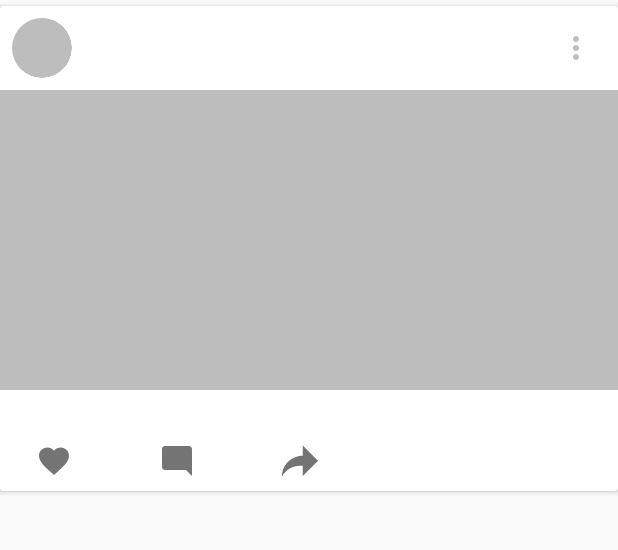
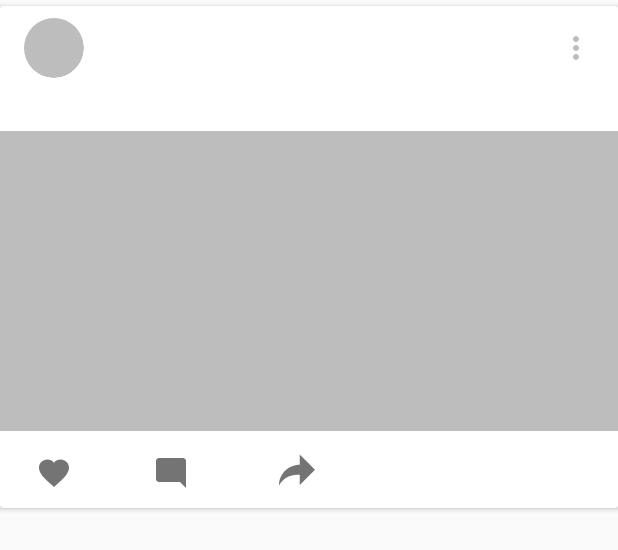
Before and after one commit to mr-variant/EnglishGrow, an Android app: the layout item_list_blog.xml on its own in the app's theme, with its tools: preview values and no code run, on a phone screen of 412 x 824 dp. Shown: the top 550 px of the screen. Run offline under Robolectric (Android 15) with nearby library versions, the phone set to English and light mode, and no system bars.

Commit message:
Change name color. change buttons size

```diff
--- a/app/src/main/java/aksenchyk/englishgrow/NewPostActivity.java
+++ b/app/src/main/java/aksenchyk/englishgrow/NewPostActivity.java
@@ -188,7 +188,6 @@ public class NewPostActivity extends AppCompatActivity {
 
                                         firebaseFirestore.collection("Posts").add(postMap).addOnCompleteListener(new OnCompleteListener<DocumentReference>() {
                                             @Override
-
                                             public void onComplete(@NonNull Task<DocumentReference> task) {
                                                 if(task.isSuccessful()){
 
@@ -202,11 +201,8 @@ public class NewPostActivity extends AppCompatActivity {
                                                 }
 
                                                 progressBarAddNewPost.setVisibility(View.INVISIBLE);
-
                                             }
-
                                         });
-
                                     }
 
                                 }).addOnFailureListener(new OnFailureListener() {
--- a/app/src/main/java/aksenchyk/englishgrow/adapters/BlogRecyclerAdapter.java
+++ b/app/src/main/java/aksenchyk/englishgrow/adapters/BlogRecyclerAdapter.java
@@ -62,7 +62,7 @@ import de.hdodenhof.circleimageview.CircleImageView;
 
 import static java.util.concurrent.TimeUnit.DAYS;
 
-public class BlogRecyclerAdapter extends RecyclerView.Adapter<BlogRecyclerAdapter.ViewHolder> {
+public class BlogRecyclerAdapter extends RecyclerView.Adapter<BlogRecyclerAdapter.ViewHolder>  {
 
     private List<BlogPost> blogList;
     private List<User> userList;
--- a/app/src/main/java/aksenchyk/englishgrow/models/BlogPost.java
+++ b/app/src/main/java/aksenchyk/englishgrow/models/BlogPost.java
@@ -58,7 +58,7 @@ public class BlogPost extends BlogPostID {
         this.image_thumb = image_thumb;
     }
 
-
+    @ServerTimestamp
     public Date getTimestamp() {
         return timestamp;
     }
--- a/app/src/main/java/aksenchyk/englishgrow/models/Comment.java
+++ b/app/src/main/java/aksenchyk/englishgrow/models/Comment.java
@@ -38,7 +38,7 @@ public class Comment {
         this.message = message;
     }
 
-
+    @ServerTimestamp
     public Date getTimestamp() {
         return timestamp;
     }
--- a/app/src/main/res/layout/fragment_chat.xml
+++ b/app/src/main/res/layout/fragment_chat.xml
@@ -12,12 +12,12 @@
         android:layout_height="match_parent">
 
         <android.support.v7.widget.RecyclerView
-            android:id="@+id/rv_blog_posts"
+            android:id="@+id/recyclerViewBlogPosts"
             android:layout_width="match_parent"
             android:layout_height="match_parent" />
 
         <android.support.design.widget.FloatingActionButton
-            android:id="@+id/fab_addPost"
+            android:id="@+id/floatingActionButtonAddNewPost"
             android:layout_width="wrap_content"
             android:layout_height="wrap_content"
             android:layout_marginBottom="16dp"
--- a/app/src/main/res/layout/item_list_blog.xml
+++ b/app/src/main/res/layout/item_list_blog.xml
@@ -26,7 +26,7 @@
                 android:id="@+id/circleImageViewUserPhoto"
                 android:layout_width="wrap_content"
                 android:layout_height="wrap_content"
-                android:layout_marginStart="8dp"
+                android:layout_marginStart="16dp"
                 android:layout_marginTop="8dp"
                 android:src="@drawable/profile_placeholder"
                 app:layout_constraintStart_toStartOf="parent"
@@ -46,7 +46,7 @@
                 android:layout_height="wrap_content"
                 android:layout_marginStart="8dp"
                 android:layout_marginTop="8dp"
-                android:textColor="@color/colorScarlet"
+                android:textColor="@color/colorAccent"
                 android:textStyle="bold"
                 app:layout_constraintStart_toEndOf="@+id/circleImageViewUserPhoto"
                 app:layout_constraintTop_toTopOf="parent" />
@@ -58,32 +58,36 @@
                 android:layout_marginTop="8dp"
                 android:scaleType="centerCrop"
                 app:layout_constraintEnd_toEndOf="parent"
+                app:layout_constraintHorizontal_bias="0.0"
                 app:layout_constraintStart_toStartOf="parent"
-                app:layout_constraintTop_toBottomOf="@+id/circleImageViewUserPhoto"
+                app:layout_constraintTop_toBottomOf="@+id/textViewBlogDesc"
                 app:srcCompat="@drawable/image_placeholder" />
 
             <TextView
                 android:id="@+id/textViewBlogDesc"
                 android:layout_width="0dp"
                 android:layout_height="wrap_content"
-                android:layout_marginEnd="8dp"
-                android:layout_marginStart="8dp"
+                android:layout_marginEnd="16dp"
+                android:layout_marginStart="16dp"
                 android:layout_marginTop="8dp"
+                android:textColor="@android:color/black"
                 app:layout_constraintEnd_toEndOf="parent"
+                app:layout_constraintHorizontal_bias="0.0"
                 app:layout_constraintStart_toStartOf="parent"
-                app:layout_constraintTop_toBottomOf="@+id/imageViewBlogPhoto" />
+                app:layout_constraintTop_toBottomOf="@+id/circleImageViewUserPhoto" />
 
             <ImageView
                 android:id="@+id/imageViewBlogLikeBtn"
-                android:layout_width="24dp"
-                android:layout_height="24dp"
+                android:layout_width="54dp"
+                android:layout_height="35dp"
                 android:layout_marginBottom="8dp"
                 android:layout_marginStart="24dp"
                 android:layout_marginTop="8dp"
+                android:paddingTop="8dp"
+                android:scaleType="matrix"
                 app:layout_constraintBottom_toBottomOf="parent"
                 app:layout_constraintStart_toStartOf="parent"
-                app:layout_constraintTop_toBottomOf="@+id/textViewBlogDesc"
-                app:layout_constraintVertical_bias="0.0"
+                app:layout_constraintTop_toBottomOf="@+id/imageViewBlogPhoto"
                 app:srcCompat="@drawable/ic_favorite" />
 
             <TextView
@@ -91,22 +95,24 @@
                 android:layout_width="wrap_content"
                 android:layout_height="wrap_content"
                 android:layout_marginBottom="8dp"
-                android:layout_marginStart="8dp"
+                android:layout_marginStart="30dp"
                 android:layout_marginTop="8dp"
-                app:layout_constraintBottom_toBottomOf="parent"
-                app:layout_constraintStart_toEndOf="@+id/imageViewBlogLikeBtn"
-                app:layout_constraintTop_toBottomOf="@+id/textViewBlogDesc" />
+                app:layout_constraintBottom_toBottomOf="@+id/imageViewBlogLikeBtn"
+                app:layout_constraintStart_toStartOf="@+id/imageViewBlogLikeBtn"
+                app:layout_constraintTop_toTopOf="@+id/imageViewBlogLikeBtn" />
 
             <ImageView
                 android:id="@+id/imageViewComments"
-                android:layout_width="24dp"
-                android:layout_height="24dp"
+                android:layout_width="54dp"
+                android:layout_height="35dp"
                 android:layout_marginBottom="8dp"
-                android:layout_marginStart="50dp"
+                android:layout_marginStart="24dp"
                 android:layout_marginTop="8dp"
+                android:paddingTop="8dp"
+                android:scaleType="matrix"
                 app:layout_constraintBottom_toBottomOf="parent"
-                app:layout_constraintStart_toEndOf="@+id/textViewBlogLikeCount"
-                app:layout_constraintTop_toBottomOf="@+id/textViewBlogDesc"
+                app:layout_constraintStart_toEndOf="@+id/imageViewBlogLikeBtn"
+                app:layout_constraintTop_toBottomOf="@+id/imageViewBlogPhoto"
                 app:srcCompat="@drawable/ic_mode_comment" />
 
             <TextView
@@ -114,22 +120,23 @@
                 android:layout_width="wrap_content"
                 android:layout_height="wrap_content"
                 android:layout_marginBottom="8dp"
-                android:layout_marginStart="8dp"
+                android:layout_marginStart="30dp"
                 android:layout_marginTop="8dp"
-                app:layout_constraintBottom_toBottomOf="parent"
-                app:layout_constraintStart_toEndOf="@+id/imageViewComments"
-                app:layout_constraintTop_toBottomOf="@+id/textViewBlogDesc" />
+                app:layout_constraintBottom_toBottomOf="@+id/imageViewComments"
+                app:layout_constraintStart_toStartOf="@+id/imageViewComments"
+                app:layout_constraintTop_toTopOf="@+id/imageViewComments" />
 
             <ImageView
                 android:id="@+id/imageViewBlogShare"
-                android:layout_width="wrap_content"
-                android:layout_height="wrap_content"
+                android:layout_width="35dp"
+                android:layout_height="35dp"
                 android:layout_marginBottom="8dp"
-                android:layout_marginStart="50dp"
+                android:layout_marginStart="24dp"
                 android:layout_marginTop="8dp"
+                android:scaleType="center"
                 app:layout_constraintBottom_toBottomOf="parent"
-                app:layout_constraintStart_toEndOf="@+id/textViewBlogCommentsCount"
-                app:layout_constraintTop_toBottomOf="@+id/textViewBlogDesc"
+                app:layout_constraintStart_toEndOf="@+id/imageViewComments"
+                app:layout_constraintTop_toBottomOf="@+id/imageViewBlogPhoto"
                 app:srcCompat="@drawable/ic_share" />
 
             <ImageView
--- a/build.gradle
+++ b/build.gradle
@@ -8,11 +8,11 @@ buildscript {
         mavenCentral()
     }
     dependencies {
-        classpath 'com.android.tools.build:gradle:3.1.3'
+        classpath 'com.android.tools.build:gradle:3.1.4'
 
         // NOTE: Do not place your application dependencies here; they belong
         // in the individual module build.gradle files
-        classpath 'com.google.gms:google-services:3.1.1'
+        classpath 'com.google.gms:google-services:4.0.2'
 
         classpath 'com.jakewharton:butterknife-gradle-plugin:8.8.1'
     }
```
Also changed, not shown: app/src/main/java/aksenchyk/englishgrow/bottom_navigation_fragments/ChatFragment.java (+23 -17 lines).
